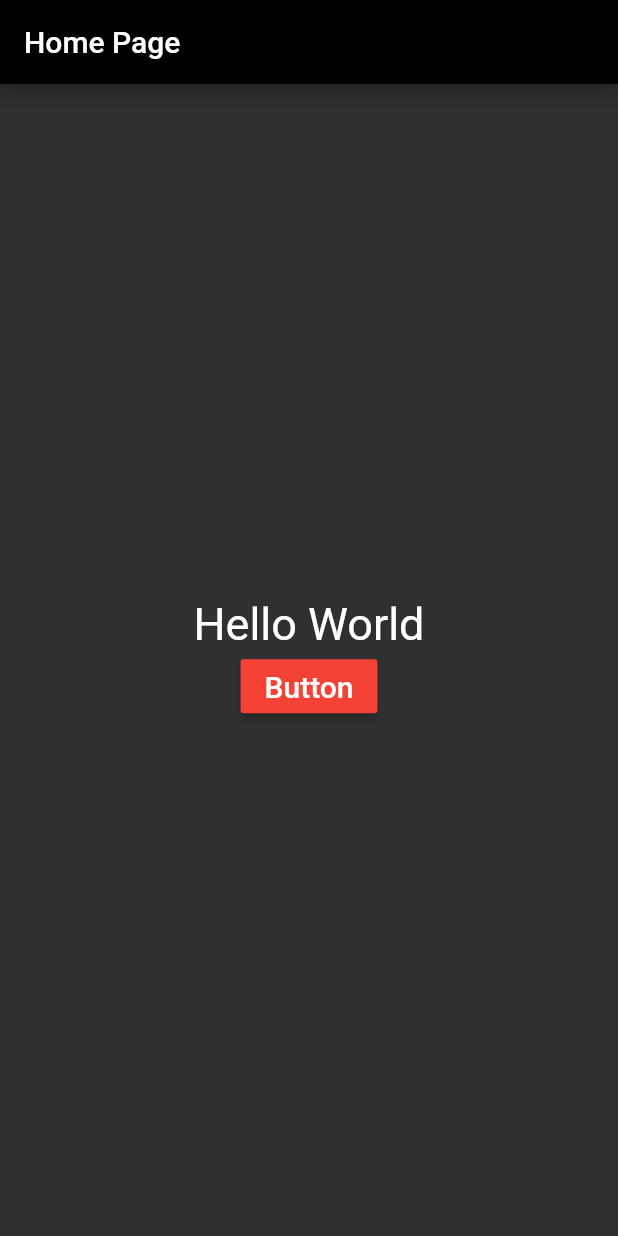
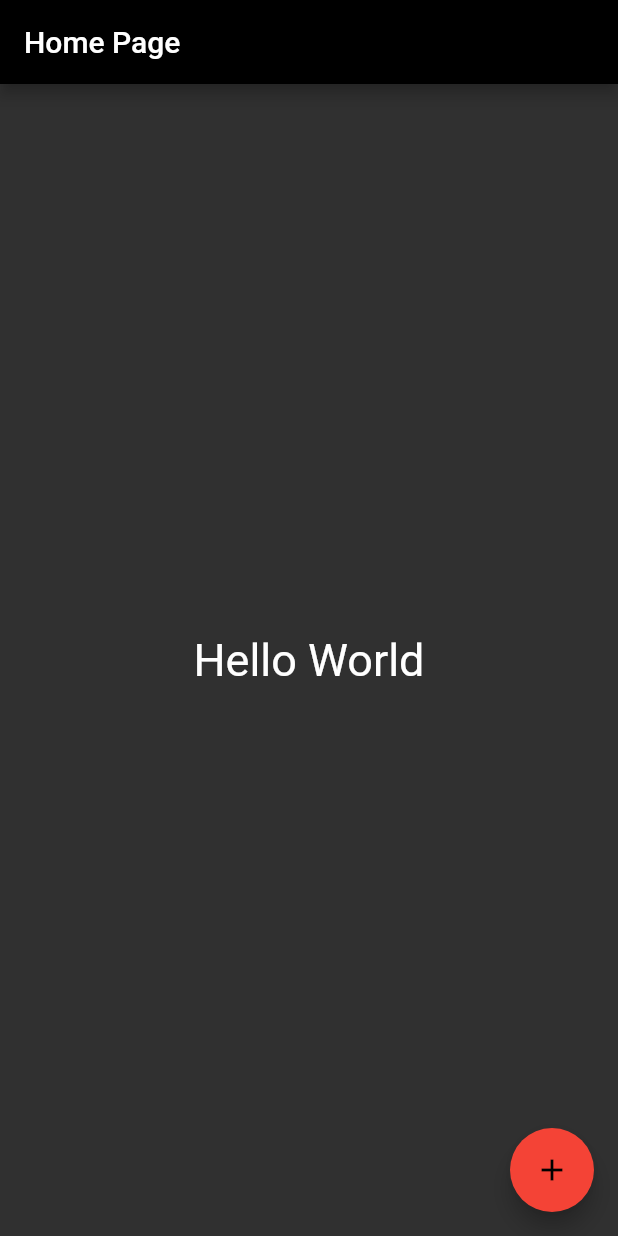
Before and after one commit to Mussabaheen/Flutter_training, a Flutter app: the screen it shows after launch, on a phone screen of 412 x 824 dp. Run offline on Flutter 3.47's test engine with Material 2 defaults, Android fonts, the phone set to English and light mode, and no system bars.

Commit message:
Floating Action Button

```diff
--- a/lib/main.dart
+++ b/lib/main.dart
@@ -71,13 +71,14 @@ class _HomePageState extends State<HomePage> {
           mainAxisAlignment:MainAxisAlignment.center,
           children: <Widget>[
             new Text(mytext,style: new TextStyle(color: Colors.white,fontSize: 30.0),),
-            new RaisedButton(
-                child: new Text("Button",style: new TextStyle(color: Colors.white,fontSize: 20.0),),
-                onPressed: _ChangeText,
-                color: Colors.red,
+//            new RaisedButton(
+//                child: new Text("Button",style: new TextStyle(color: Colors.white,fontSize: 20.0),),
+//                onPressed: _ChangeText,
+//                color: Colors.red,
+//
+//
+//            )
 
-
-            )
           ],
         ),
       ),
@@ -93,7 +94,13 @@ class _HomePageState extends State<HomePage> {
       title: new Text("Home Page"),
 
     ),
-    body: _bodyWidget()
+    body: _bodyWidget(),
+      floatingActionButton: new FloatingActionButton(
+          backgroundColor: Colors.red,
+          child: new Icon(Icons.add),
+          onPressed: _ChangeText,
+
+      ),
     );
   }
 }
```
